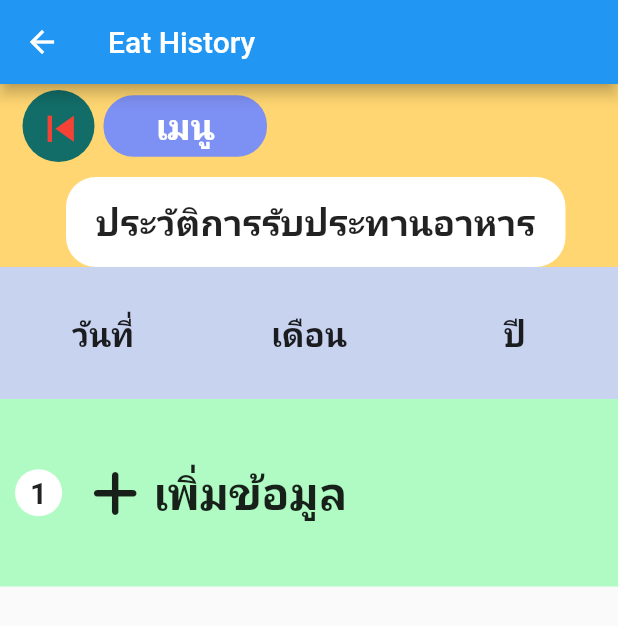
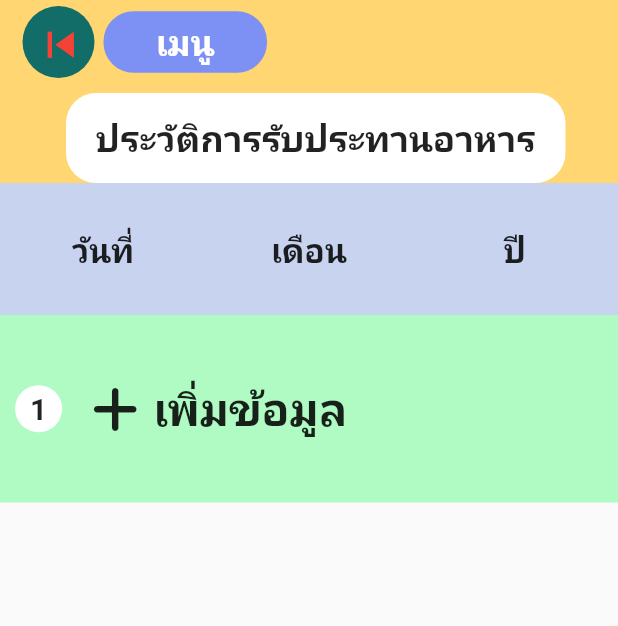
Before and after one commit to AINutritionProject/KinDeeUDee, a Flutter app: the EatHistoryPage screen opened directly, on a phone screen of 412 x 824 dp. Shown: the top 626 px of the screen. Run offline on Flutter 3.47's test engine with Material 2 defaults, Android fonts, the phone set to English and light mode, and no system bars; our stand-ins replace camera, cloud_firestore, csv, dotted_border, firebase_auth, firebase_core and 6 more; accounts and stored records are empty.

Commit message:
remove appbar from eat_history page

```diff
--- a/lib/pages/eat_history.dart
+++ b/lib/pages/eat_history.dart
@@ -36,7 +36,6 @@ class _EatHistoryPageState extends State<EatHistoryPage> {
   @override
   Widget build(BuildContext context) {
     return Scaffold(
-      appBar: AppBar(title: const Text("Eat History")),
       body: FutureBuilder(
         builder: (context, snapshot) {
           if (snapshot.hasData) {
```
